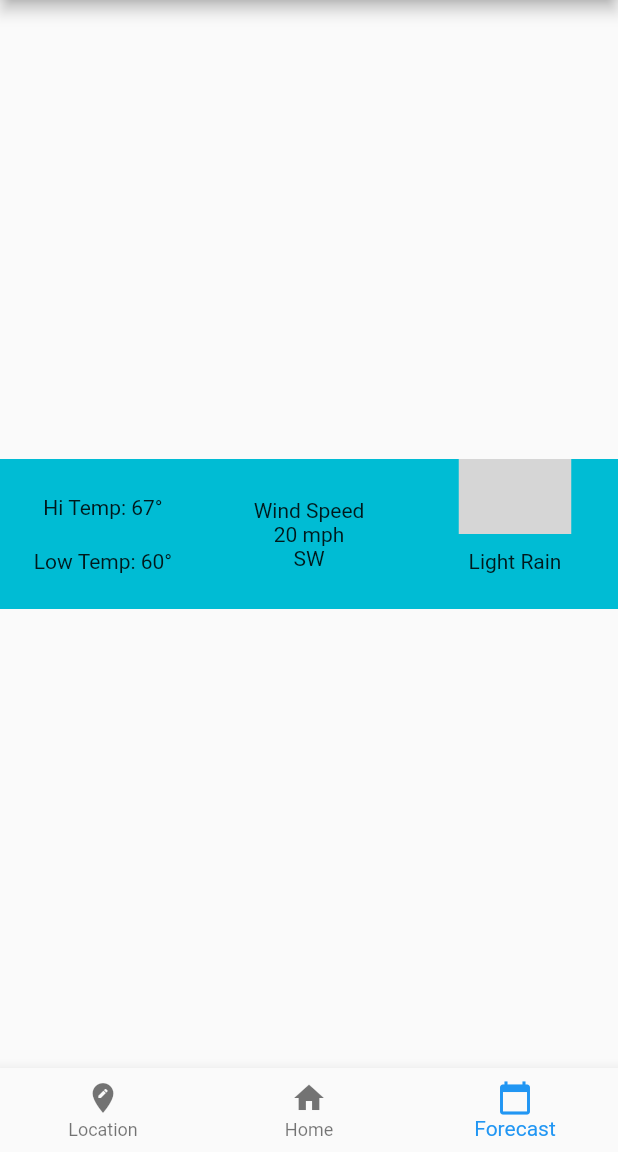
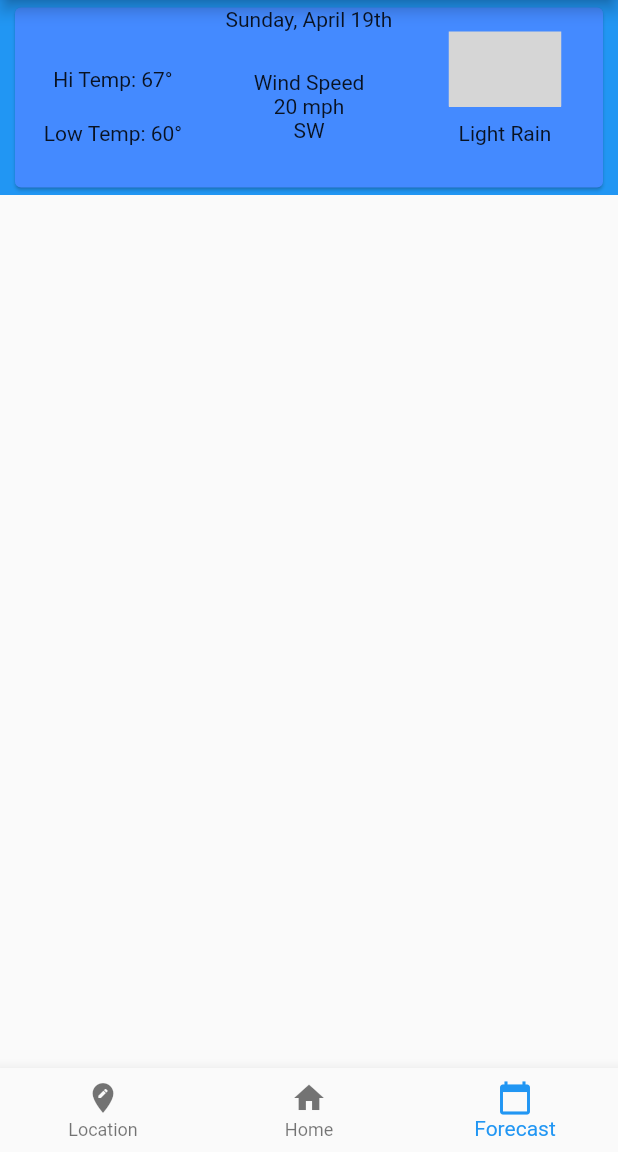
Before and after one commit to willmetz/SimplyWeather, a Flutter app: the screen it shows after launch, item 3 of the bottom bar chosen, on a phone screen of 412 x 824 dp, the part 84-1236 px from its top. Run offline on Flutter 3.47's test engine with Material 2 defaults, Android fonts, the phone set to English and light mode, and no system bars; drawn by our look-alikes of cached_network_image; our stand-ins replace geolocator, shared_preferences; generated files the repository leaves out were written again; network calls fail; statements that could not run were skipped; grey boxes are pictures that could not be loaded.

Commit message:
cells for the daily forecast screen, stubbed out data, added some colors

```diff
--- a/lib/UI/ForecastScreen.dart
+++ b/lib/UI/ForecastScreen.dart
@@ -1,10 +1,22 @@
 import 'package:flutter/material.dart';
+import 'package:ost_weather/UI/Widgets/DailyForecastDetailsTitleWidget.dart';
 
 import 'Widgets/DailyForecastDetailsCellWidget.dart';
 
 class ForecastScreen extends StatelessWidget {
   @override
   Widget build(BuildContext context) {
-    return Scaffold(body: Center(child: DailuyForecastDetailsCellWidget()));
+    return Scaffold(
+        body: Container(
+      color: Colors.blue,
+      height: 130,
+      child: Card(
+        margin: EdgeInsets.fromLTRB(10, 5, 10, 5),
+        color: Colors.blueAccent,
+        child: Column(
+          children: <Widget>[DailyForecastDetailsTitleWidget(), DailuyForecastDetailsCellWidget()],
+        ),
+      ),
+    ));
   }
 }
--- a/lib/UI/Widgets/DailyForecastDetailsCellWidget.dart
+++ b/lib/UI/Widgets/DailyForecastDetailsCellWidget.dart
@@ -5,7 +5,6 @@ class DailuyForecastDetailsCellWidget extends StatelessWidget {
   @override
   Widget build(BuildContext context) {
     return Container(
-      color: Colors.cyan,
       height: 100,
       child: Row(
         children: <Widget>[
--- /dev/null
+++ b/lib/UI/Widgets/DailyForecastDetailsTitleWidget.dart
@@ -0,0 +1,8 @@
+import 'package:flutter/material.dart';
+
+class DailyForecastDetailsTitleWidget extends StatelessWidget {
+  @override
+  Widget build(BuildContext context) {
+    return Center(child: Text("Sunday, April 19th"));
+  }
+}
--- a/lib/UI/Widgets/HourlyConditionsCell.dart
+++ b/lib/UI/Widgets/HourlyConditionsCell.dart
@@ -10,6 +10,8 @@ class HourlyConditionsCell extends StatelessWidget {
   @override
   Widget build(BuildContext context) {
     return Card(
+      child: Container(
+        color: Colors.lightBlue,
         child: Row(
           children: <Widget>[
             Expanded(flex: 1, child: Center(child: Text("${_forecastWindow.windowStartTime.hour} - ${_forecastWindow.windowEndTime.hour}"))),
@@ -26,6 +28,7 @@ class HourlyConditionsCell extends StatelessWidget {
                 ))
           ],
         ),
+      ),
     );
   }
 }
```
Also changed, not shown: lib/UI/HomeScreen.dart (+8 -2 lines), lib/UI/Widgets/CurrentConditionsWidget.dart (+23 -13 lines). Lines whose indentation alone changed are shown as unchanged.
